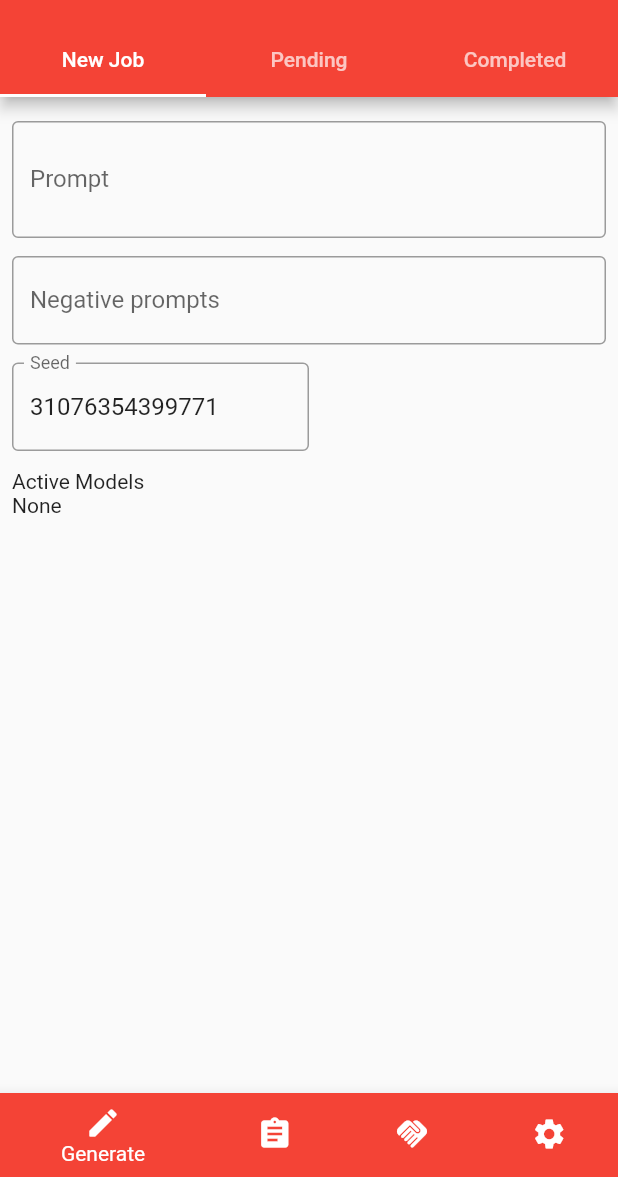
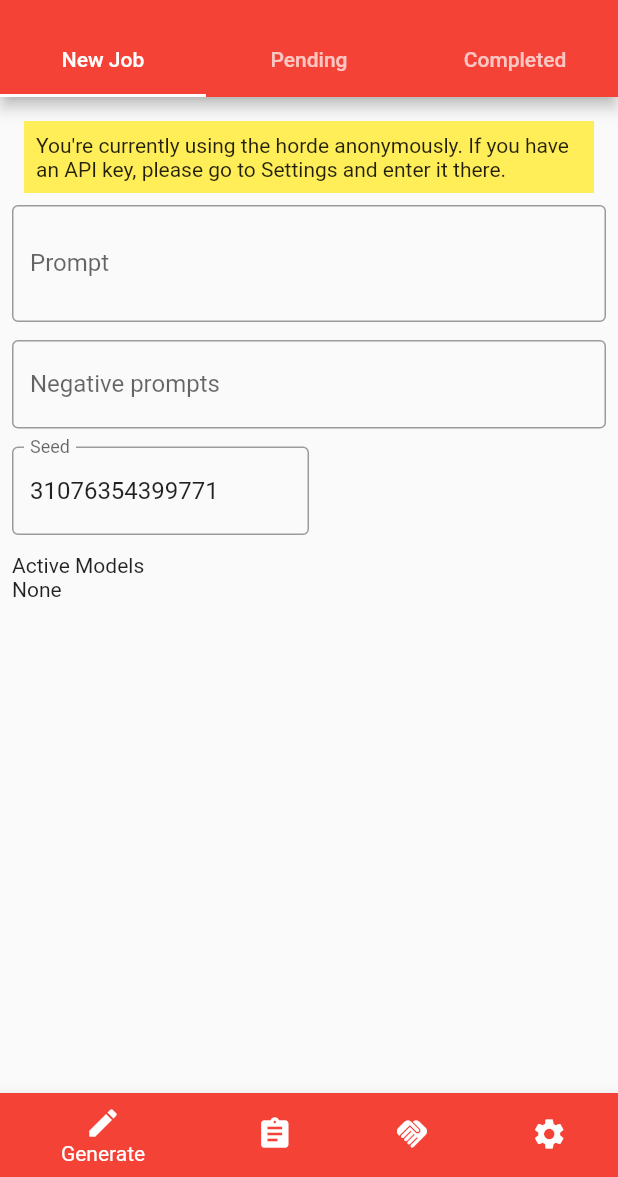
Before and after one commit to hathibelagal-dev/HordeArt, a Flutter app: the screen it shows after launch, on a phone screen of 412 x 824 dp, the part 59-1236 px from its top. Run offline on Flutter 3.47's test engine with Material 2 defaults, Android fonts, the phone set to English and light mode, and no system bars; our stand-ins replace hive_flutter, logger; accounts and stored records are empty; network calls fail.

```diff
--- a/frontend/lib/config.dart
+++ b/frontend/lib/config.dart
@@ -1,5 +1,9 @@
 class Config {
   static const String clientAgent = "HordeArt/1.0";
+  static const String dbName = "local-storage";
+
   static const String baseURL = "https://stablehorde.net/api/v2/";
   static const String modelDetails = "${baseURL}status/models";
+  static const String defaultModel = "stable_diffusion";
+  static const String defaultAPIKey = "0000000000";
 }
--- /dev/null
+++ b/frontend/lib/db.dart
@@ -0,0 +1,19 @@
+import 'package:hive_flutter/hive_flutter.dart';
+
+import 'config.dart';
+
+class DB {
+  static Future<void> initialize() async {
+    await Hive.initFlutter();
+    await Hive.openBox(Config.dbName);
+  }
+
+  static Box getDB() {
+    return Hive.box(Config.dbName);
+  }
+
+  static dynamic getValue(keyName,
+      {String db = Config.dbName, dynamic defaultValue = 0}) {
+    return Hive.box(db).get(keyName, defaultValue: defaultValue);
+  }
+}
--- a/frontend/lib/main.dart
+++ b/frontend/lib/main.dart
@@ -1,7 +1,9 @@
 import 'package:flutter/material.dart';
+import 'package:frontend/db.dart';
 import './main_screen.dart';
 
-void main() {
+void main() async {
+  await DB.initialize();
   runApp(const HordeArt());
 }
 
--- a/frontend/lib/generate_page.dart
+++ b/frontend/lib/pages/generate_page.dart
@@ -1,7 +1,7 @@
 import 'package:flutter/material.dart';
-import 'package:frontend/completed_jobs_page.dart';
-import 'package:frontend/new_job_page.dart';
-import 'package:frontend/pending_jobs_page.dart';
+import 'package:frontend/pages/completed_jobs_page.dart';
+import 'package:frontend/pages/new_job_page.dart';
+import 'package:frontend/pages/pending_jobs_page.dart';
 
 class GeneratePage extends StatefulWidget {
   final String title;
--- a/frontend/lib/new_job_page.dart
+++ b/frontend/lib/pages/new_job_page.dart
@@ -2,6 +2,10 @@ import 'dart:math';
 
 import 'package:flutter/material.dart';
 import 'package:frontend/utils/json_response_handler.dart';
+import 'package:hive_flutter/hive_flutter.dart';
+
+import '../config.dart';
+import '../db.dart';
 
 class NewJobsPage extends StatefulWidget {
   const NewJobsPage({Key? key}) : super(key: key);
@@ -35,10 +39,25 @@ class _NewJobsPageState extends State<NewJobsPage> {
   Widget build(BuildContext context) {
     Container pageContents = Container(
         padding: const EdgeInsets.all(8.0),
-        margin: const EdgeInsets.only(top: 8),
         child: Column(
           crossAxisAlignment: CrossAxisAlignment.start,
           children: [
+            ValueListenableBuilder(
+                valueListenable: DB.getDB().listenable(),
+                builder: (context, box, widget) {
+                  return DB.getValue("API_KEY",
+                              defaultValue: Config.defaultAPIKey) ==
+                          Config.defaultAPIKey
+                      ? Container(
+                          padding: const EdgeInsets.all(8.0),
+                          margin: const EdgeInsets.all(8.0),
+                          color: Colors.yellow.shade400,
+                          child: const Text(
+                              "You're currently using the horde anonymously. " +
+                                  "If you have an API key, please go to Settings and enter it there."),
+                        )
+                      : const Center();
+                }),
             TextField(
               controller: _promptController,
               decoration: const InputDecoration(
@@ -68,11 +87,12 @@ class _NewJobsPageState extends State<NewJobsPage> {
             _activeModels.isNotEmpty
                 ? DropdownButton<String>(
                     onChanged: (item) {},
-                    value: "stable_diffusion",
+                    value: Config.defaultModel,
                     items: _activeModels.map<DropdownMenuItem<String>>((e) {
                       return DropdownMenuItem<String>(
-                          child: Text(e.toString()),
-                          value: e.name);
+                        value: e.name,
+                        child: Text(e.toString()),
+                      );
                     }).toList())
                 : const Text("None")
           ],
--- a/frontend/lib/utils/horde_http_client.dart
+++ b/frontend/lib/utils/horde_http_client.dart
@@ -9,9 +9,7 @@ class HordeHTTPClient {
 
   static Future<dynamic> getJSON(String url) async {
     Uri uri = Uri.parse(url);
-    Map<String, String> headers = {
-      "Client-Agent": Config.clientAgent
-    };
+    Map<String, String> headers = {"Client-Agent": Config.clientAgent};
     http.Response response = await http.get(uri, headers: headers);
     if (response.statusCode == 200) {
       try {
--- a/frontend/pubspec.yaml
+++ b/frontend/pubspec.yaml
@@ -15,6 +15,7 @@ dependencies:
   cupertino_icons: ^1.0.2
   http: ^0.13.5
   logger: ^1.1.0
+  hive_flutter: ^1.1.0
 
 dev_dependencies:
   flutter_test:
```
Also changed, not shown: frontend/lib/main_screen.dart (+6 -4 lines), frontend/lib/pages/completed_jobs_page.dart (renamed from frontend/lib/completed_jobs_page.dart), frontend/lib/pages/pending_jobs_page.dart (renamed from frontend/lib/pending_jobs_page.dart), frontend/lib/pages/reference_page.dart (renamed from frontend/lib/reference_page.dart), frontend/lib/pages/settings_page.dart (renamed from frontend/lib/settings_page.dart), frontend/lib/pages/status_page.dart (renamed from frontend/lib/status_page.dart), frontend/pubspec.lock, 1 other file.
